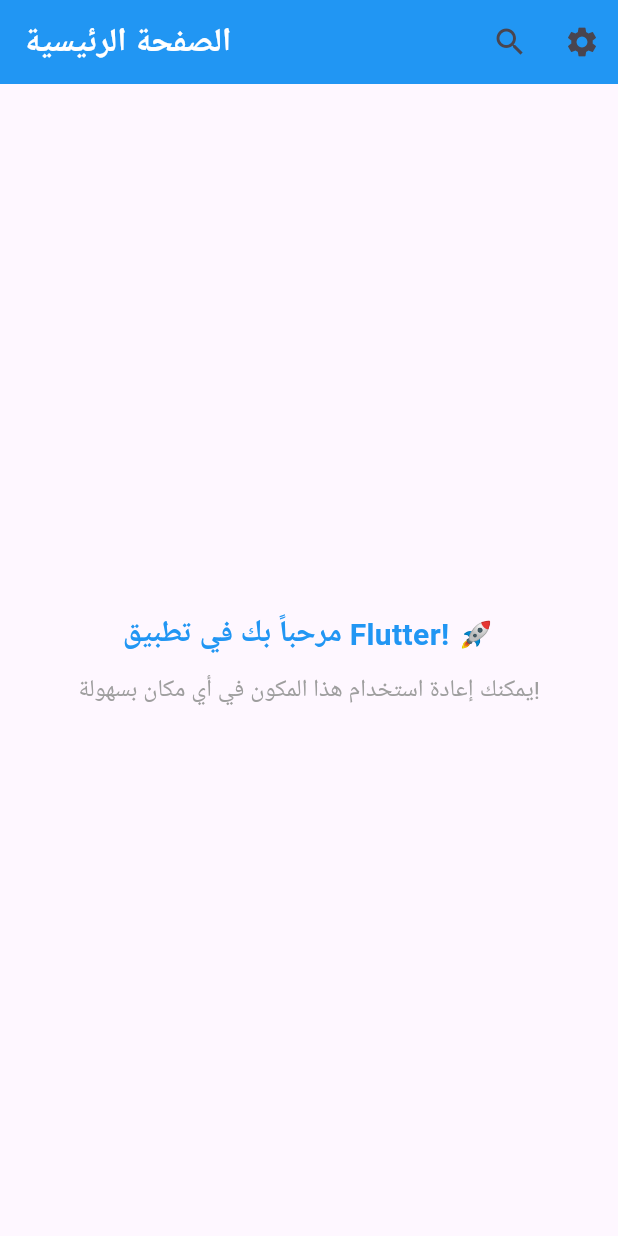
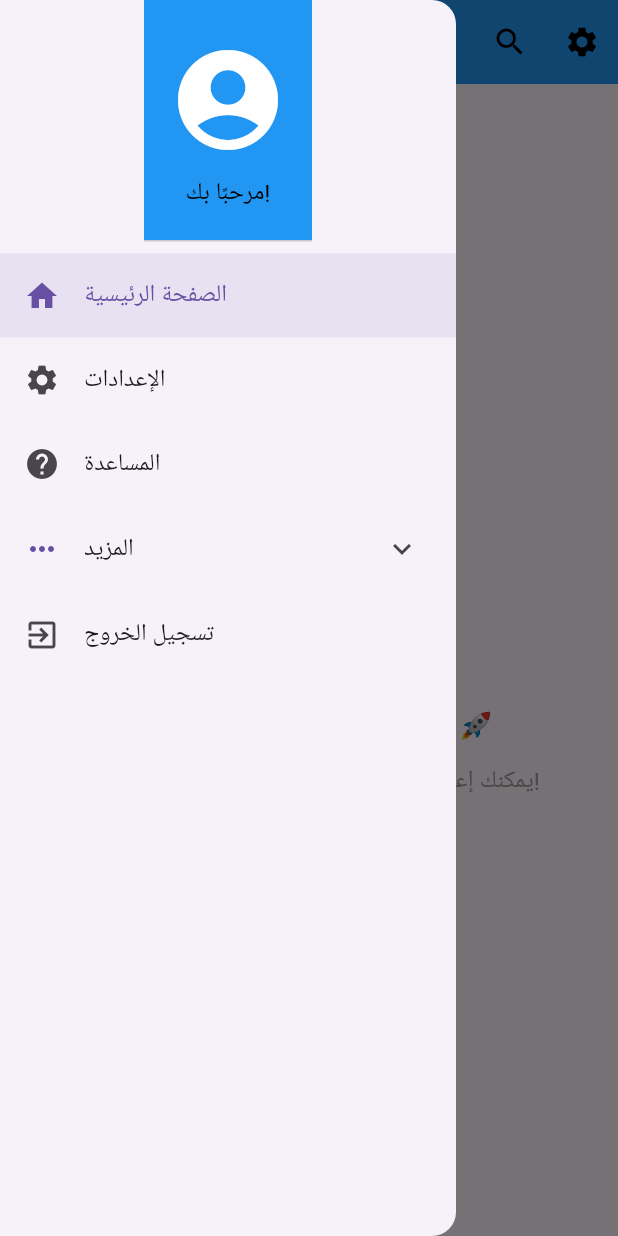
Before and after one commit to aray55/reusablecomponent, a Flutter app: the screen it shows after launch, with the side drawer open (before the commit the screen has no drawer), on a phone screen of 412 x 824 dp. Run offline on Flutter 3.47's test engine with Material 3 defaults, Android fonts, the phone set to English and light mode, and no system bars.

Commit message:
Add app Drawer and Usage Example of the App Drawer

```diff
--- /dev/null
+++ b/lib/reusable_component/custom_drawer.dart
@@ -0,0 +1,93 @@
+import 'package:flutter/material.dart';
+
+class CustomDrawer extends StatelessWidget {
+  final Widget? header;
+  final List<DrawerItem> items;
+  final Color? backgroundColor;
+  final double width;
+  final EdgeInsets padding;
+
+  const CustomDrawer({
+    super.key,
+    this.header,
+    required this.items,
+    this.backgroundColor,
+    this.width = 304.0,
+    this.padding = const EdgeInsets.all(0),
+  });
+
+  @override
+  Widget build(BuildContext context) {
+    return SizedBox(
+      width: width,
+      child: Drawer(
+        backgroundColor: backgroundColor,
+        child: Column(
+          children: [
+            if (header != null) header!,
+            Expanded(
+              child: ListView.builder(
+                padding: padding,
+                itemCount: items.length,
+                itemBuilder: (context, index) {
+                  final item = items[index];
+                  if (item.children != null && item.children!.isNotEmpty) {
+                    return _buildExpandableSection(context, item);
+                  }
+                  return _buildDrawerItem(context, item);
+                },
+              ),
+            ),
+          ],
+        ),
+      ),
+    );
+  }
+
+  Widget _buildExpandableSection(BuildContext context, DrawerItem item) {
+    return Theme(
+      data: Theme.of(context).copyWith(dividerColor: Colors.transparent),
+      child: ExpansionTile(
+        leading: item.icon != null
+            ? Icon(item.icon, color: Theme.of(context).primaryColor)
+            : null,
+        title: Text(item.title),
+        initiallyExpanded: item.isExpanded,
+        children: item.children!
+            .map((child) => _buildDrawerItem(context, child, indent: true))
+            .toList(),
+      ),
+    );
+  }
+
+  Widget _buildDrawerItem(BuildContext context, DrawerItem item,
+      {bool indent = false}) {
+    return ListTile(
+      leading: item.icon != null ? Icon(item.icon) : null,
+      title: Text(item.title),
+      onTap: item.onTap,
+      selected: item.isSelected,
+      selectedTileColor: Theme.of(context).primaryColor.withOpacity(0.1),
+      contentPadding:
+          indent ? const EdgeInsets.only(left: 32.0, right: 16.0) : null,
+    );
+  }
+}
+
+class DrawerItem {
+  final String title;
+  final IconData? icon;
+  final VoidCallback? onTap;
+  final bool isSelected;
+  final bool isExpanded;
+  final List<DrawerItem>? children;
+
+  DrawerItem({
+    required this.title,
+    this.icon,
+    this.onTap,
+    this.isSelected = false,
+    this.isExpanded = false,
+    this.children,
+  });
+}
--- /dev/null
+++ b/lib/reusable_component/custom_icon_button.dart
@@ -0,0 +1,32 @@
+import 'package:flutter/material.dart';
+
+class CustomIconButton extends StatelessWidget {
+  final IconData icon;
+  final VoidCallback onPressed;
+  final double size;
+  final Color color;
+  final Color backgroundColor;
+
+  const CustomIconButton({
+    super.key,
+    required this.icon,
+    required this.onPressed,
+    this.size = 24.0,
+    this.color = Colors.black,
+    this.backgroundColor = Colors.blue,
+  });
+
+  @override
+  Widget build(BuildContext context) {
+    return Container(
+      decoration: BoxDecoration(
+        shape: BoxShape.circle,
+        color: backgroundColor,
+      ),
+      child: IconButton(
+        icon: Icon(icon, size: size, color: color),
+        onPressed: onPressed,
+      ),
+    );
+  }
+}
--- /dev/null
+++ b/lib/usage_example/app_drawer.dart
@@ -0,0 +1,67 @@
+import 'package:flutter/material.dart';
+import 'package:reusable_component/reusable_component/custom_text.dart';
+import '../reusable_component/custom_drawer.dart';
+
+class AppDrawer extends StatelessWidget {
+  @override
+  Widget build(BuildContext context) {
+    return CustomDrawer(
+      header: DrawerHeader(
+        decoration: BoxDecoration(color: Colors.blue),
+        child: Column(
+          mainAxisAlignment: MainAxisAlignment.center,
+          children: [
+            Icon(Icons.account_circle, size: 80, color: Colors.white),
+            SizedBox(height: 10),
+            CustomText(text:  "مرحبًا بك!", ),
+          ],
+        ),
+      ),
+      items: [
+        DrawerItem(
+          title: "الصفحة الرئيسية",
+          icon: Icons.home,
+          onTap: () => _navigateTo(context, "Home"),
+          isSelected: true,
+        ),
+        DrawerItem(
+          title: "الإعدادات",
+          icon: Icons.settings,
+          onTap: () => _navigateTo(context, "Settings"),
+        ),
+        DrawerItem(
+          title: "المساعدة",
+          icon: Icons.help,
+          onTap: () => _navigateTo(context, "Help"),
+        ),
+        DrawerItem(
+          title: "المزيد",
+          icon: Icons.more_horiz,
+          children: [
+            DrawerItem(
+              title: "معلومات عنا",
+              icon: Icons.info,
+              onTap: () => _navigateTo(context, "About"),
+            ),
+            DrawerItem(
+              title: "تواصل معنا",
+              icon: Icons.contact_mail,
+              onTap: () => _navigateTo(context, "Contact"),
+            ),
+          ],
+        ),
+        DrawerItem(
+          title: "تسجيل الخروج",
+          icon: Icons.exit_to_app,
+          onTap: () => print("تم تسجيل الخروج"),
+        ),
+      ],
+    );
+  }
+
+  // دالة التنقل إلى صفحة معينة
+  void _navigateTo(BuildContext context, String page) {
+    Navigator.pop(context); // إغلاق القائمة الجانبية
+    print("تم الانتقال إلى صفحة: $page");
+  }
+}
--- a/lib/usage_example/home_page.dart
+++ b/lib/usage_example/home_page.dart
@@ -1,5 +1,7 @@
 import 'package:flutter/material.dart';
+import 'package:reusable_component/reusable_component/custom_icon_button.dart';
 import 'package:reusable_component/reusable_component/custom_text.dart';
+import 'package:reusable_component/usage_example/app_drawer.dart';
 
 import '../reusable_component/custom_appbar.dart';
 
@@ -14,20 +16,33 @@
         backgroundColor: Colors.blue,
         textColor: Colors.white,
         actions: [
-          IconButton(
-            icon: const Icon(Icons.search),
+          CustomIconButton(
+            icon: Icons.search,
             onPressed: () => print('بحث'),
           ),
-          IconButton(
-            icon: const Icon(Icons.settings),
+          CustomIconButton(
+            icon: Icons.settings,
             onPressed: () => print('الإعدادات'),
           ),
         ],
       ),
+      drawer: AppDrawer(),//قمنا باستعاء كلاس الشريط الجانبي هنا لاستخدامه
       body: Center(
         child: Column(
           mainAxisAlignment: MainAxisAlignment.center,
           children: [
+            CustomIconButton(
+                icon: Icons.home,
+                onPressed: () {
+                  print('الضغط على زر الصفحة الرئيسية');
+                }),
+                SizedBox(height: 15,),
+            CustomIconButton(
+                icon: Icons.settings,
+                onPressed: () {
+                  print('الضغط على زر الصفحة الاعدادت');
+                }),
+            SizedBox(height: 10,),
             CustomText(
               text: "مرحباً بك في تطبيق Flutter! 🚀",
               fontSize: 20,
```
